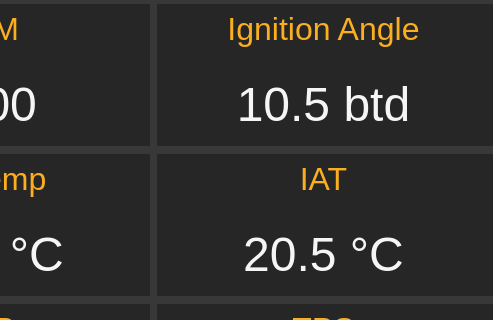
Before: the Qt Designer form Maxdash/main.ui in HannesSjo/Raspberry-Scripts, drawn with Qt 5; both pictures show x 527 to 1020 and y 0 to 320 of the 1020 by 591 pixel window.
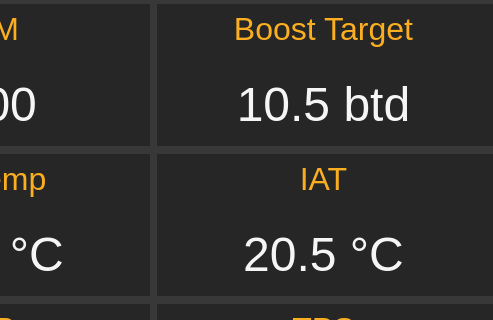
After: the same form once the commit is applied.

Commit message: Changed IA to TA

What changed in the file:
```diff
--- a/Maxdash/main.ui
+++ b/Maxdash/main.ui
@@ -621,7 +621,7 @@
 }</string>
      </property>
      <property name="text">
-      <string>Ignition Angle</string>
+      <string>Boost Target</string>
      </property>
      <property name="alignment">
       <set>Qt::AlignCenter</set>
```
Left out of the diff: 2 changed lines with no effect on the pictures. The commit also changes 2 other files.
